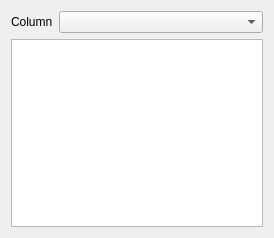
Old version of the form demos/painter/cartoUI/CategorizedRendererWidget.ui in the repository yudjin87/tour_du_monde.
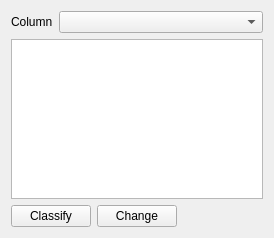
New version of the form.

Commit message: Ugly UI and widgets for categorized renderer were added;

```diff
--- a/demos/painter/cartoUI/CategorizedRendererWidget.ui
+++ b/demos/painter/cartoUI/CategorizedRendererWidget.ui
@@ -31,6 +31,37 @@
    <item>
     <widget class="QTableView" name="symbolTable"/>
    </item>
+   <item>
+    <layout class="QHBoxLayout" name="horizontalLayout">
+     <item>
+      <widget class="QPushButton" name="classifyBtn">
+       <property name="text">
+        <string>Classify</string>
+       </property>
+      </widget>
+     </item>
+     <item>
+      <widget class="QPushButton" name="changeBtn">
+       <property name="text">
+        <string>Change</string>
+       </property>
+      </widget>
+     </item>
+     <item>
+      <spacer name="horizontalSpacer">
+       <property name="orientation">
+        <enum>Qt::Horizontal</enum>
+       </property>
+       <property name="sizeHint" stdset="0">
+        <size>
+         <width>40</width>
+         <height>20</height>
+        </size>
+       </property>
+      </spacer>
+     </item>
+    </layout>
+   </item>
   </layout>
  </widget>
  <resources/>
```
The commit also changes 21 other files.
